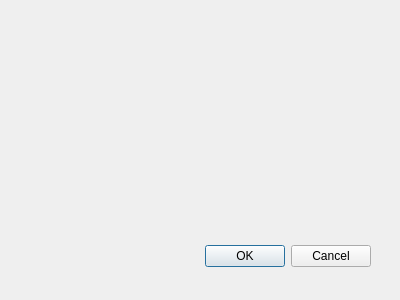
This is grid_zone_generator_dialog_base.ui in danieljefferson/GridZoneGenerator as Qt 5 draws it before an edit. The edited form follows.
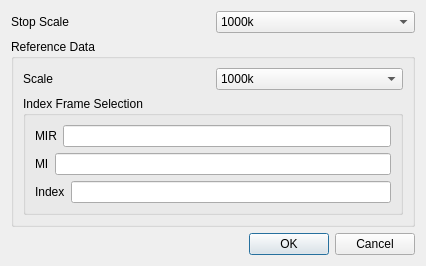
This is the edited form.

```diff
--- a/grid_zone_generator_dialog_base.ui
+++ b/grid_zone_generator_dialog_base.ui
@@ -1,33 +1,219 @@
 <ui version="4.0" >
  <class>GridZoneGeneratorDialogBase</class>
- <widget class="QDialog" name="GridZoneGeneratorDialogBase" >
-  <property name="geometry" >
+ <widget class="QDialog" name="GridZoneGeneratorDialogBase">
+  <property name="geometry">
    <rect>
     <x>0</x>
     <y>0</y>
-    <width>400</width>
-    <height>300</height>
+    <width>426</width>
+    <height>255</height>
    </rect>
   </property>
   <property name="windowTitle" >
    <string>Grid Zone Generator</string>
   </property>
-  <widget class="QDialogButtonBox" name="button_box" >
-   <property name="geometry" >
-    <rect>
-     <x>30</x>
-     <y>240</y>
-     <width>341</width>
-     <height>32</height>
-    </rect>
-   </property>
-   <property name="orientation" >
-    <enum>Qt::Horizontal</enum>
-   </property>
-   <property name="standardButtons" >
-    <set>QDialogButtonBox::Cancel|QDialogButtonBox::Ok</set>
-   </property>
-  </widget>
+  <layout class="QGridLayout" name="gridLayout_3">
+   <item row="0" column="0">
+    <layout class="QHBoxLayout" name="horizontalLayout_5">
+     <item>
+      <widget class="QLabel" name="label">
+       <property name="text">
+        <string>Stop Scale</string>
+       </property>
+      </widget>
+     </item>
+     <item>
+      <widget class="QComboBox" name="stopScaleCombo">
+       <item>
+        <property name="text">
+         <string>1000k</string>
+        </property>
+       </item>
+       <item>
+        <property name="text">
+         <string>500k</string>
+        </property>
+       </item>
+       <item>
+        <property name="text">
+         <string>250k</string>
+        </property>
+       </item>
+       <item>
+        <property name="text">
+         <string>100k</string>
+        </property>
+       </item>
+       <item>
+        <property name="text">
+         <string>50k</string>
+        </property>
+       </item>
+       <item>
+        <property name="text">
+         <string>25k</string>
+        </property>
+       </item>
+       <item>
+        <property name="text">
+         <string>10k</string>
+        </property>
+       </item>
+       <item>
+        <property name="text">
+         <string>5k</string>
+        </property>
+       </item>
+       <item>
+        <property name="text">
+         <string>2k</string>
+        </property>
+       </item>
+       <item>
+        <property name="text">
+         <string>1k</string>
+        </property>
+       </item>
+      </widget>
+     </item>
+    </layout>
+   </item>
+   <item row="1" column="0">
+    <widget class="QGroupBox" name="groupBox">
+     <property name="title">
+      <string>Reference Data</string>
+     </property>
+     <layout class="QGridLayout" name="gridLayout_2">
+      <item row="0" column="0">
+       <layout class="QHBoxLayout" name="horizontalLayout_4">
+        <item>
+         <widget class="QLabel" name="label_2">
+          <property name="text">
+           <string>Scale</string>
+          </property>
+         </widget>
+        </item>
+        <item>
+         <widget class="QComboBox" name="scaleCombo">
+          <item>
+           <property name="text">
+            <string>1000k</string>
+           </property>
+          </item>
+          <item>
+           <property name="text">
+            <string>500k</string>
+           </property>
+          </item>
+          <item>
+           <property name="text">
+            <string>250k</string>
+           </property>
+          </item>
+          <item>
+           <property name="text">
+            <string>100k</string>
+           </property>
+          </item>
+          <item>
+           <property name="text">
+            <string>50k</string>
+           </property>
+          </item>
+          <item>
+           <property name="text">
+            <string>25k</string>
+           </property>
+          </item>
+          <item>
+           <property name="text">
+            <string>10k</string>
+           </property>
+          </item>
+          <item>
+           <property name="text">
+            <string>5k</string>
+           </property>
+          </item>
+          <item>
+           <property name="text">
+            <string>2k</string>
+           </property>
+          </item>
+          <item>
+           <property name="text">
+            <string>1k</string>
+           </property>
+          </item>
+         </widget>
+        </item>
+       </layout>
+      </item>
+      <item row="1" column="0">
+       <widget class="QGroupBox" name="groupBox_2">
+        <property name="title">
+         <string>Index Frame Selection</string>
+        </property>
+        <layout class="QGridLayout" name="gridLayout">
+         <item row="0" column="0">
+          <layout class="QHBoxLayout" name="horizontalLayout">
+           <item>
+            <widget class="QLabel" name="label_3">
+             <property name="text">
+              <string>MIR</string>
+             </property>
+            </widget>
+           </item>
+           <item>
+            <widget class="QLineEdit" name="mirLineEdit"/>
+           </item>
+          </layout>
+         </item>
+         <item row="1" column="0">
+          <layout class="QHBoxLayout" name="horizontalLayout_2">
+           <item>
+            <widget class="QLabel" name="label_4">
+             <property name="text">
+              <string>MI</string>
+             </property>
+            </widget>
+           </item>
+           <item>
+            <widget class="QLineEdit" name="miLineEdit"/>
+           </item>
+          </layout>
+         </item>
+         <item row="2" column="0">
+          <layout class="QHBoxLayout" name="horizontalLayout_3">
+           <item>
+            <widget class="QLabel" name="label_5">
+             <property name="text">
+              <string>Index</string>
+             </property>
+            </widget>
+           </item>
+           <item>
+            <widget class="QLineEdit" name="indexLineEdit"/>
+           </item>
+          </layout>
+         </item>
+        </layout>
+       </widget>
+      </item>
+     </layout>
+    </widget>
+   </item>
+   <item row="2" column="0">
+    <widget class="QDialogButtonBox" name="button_box">
+     <property name="orientation">
+      <enum>Qt::Horizontal</enum>
+     </property>
+     <property name="standardButtons">
+      <set>QDialogButtonBox::Cancel|QDialogButtonBox::Ok</set>
+     </property>
+    </widget>
+   </item>
+  </layout>
  </widget>
  <resources/>
  <connections>
```
Left out of the diff: 29 changed lines with no effect on the pictures.
